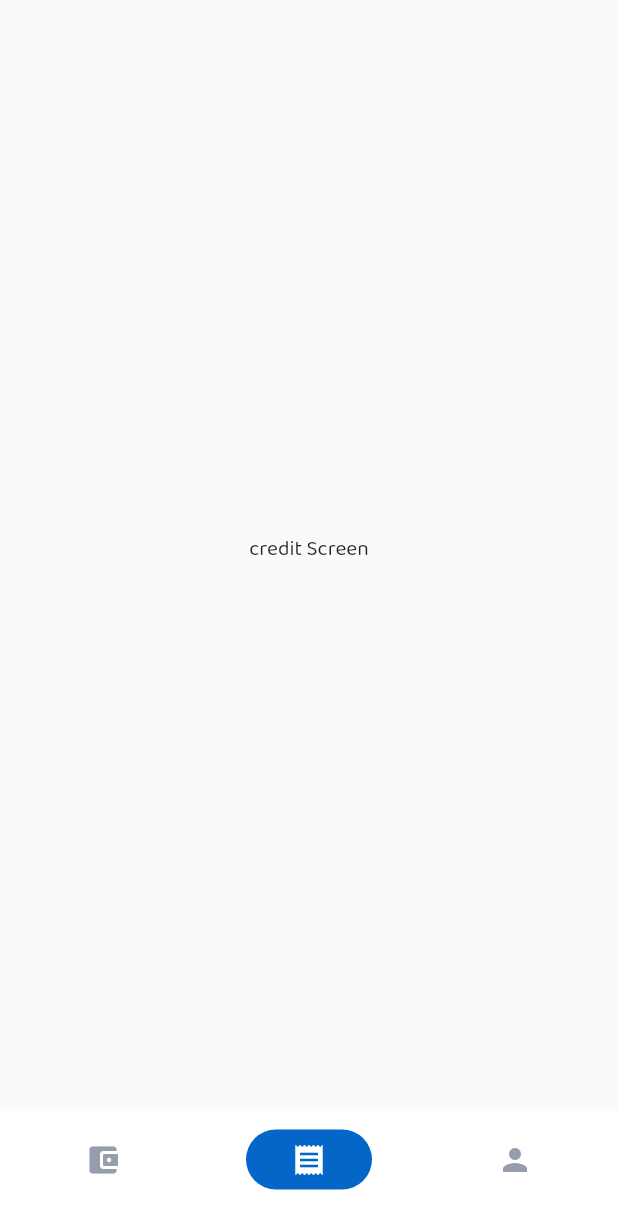
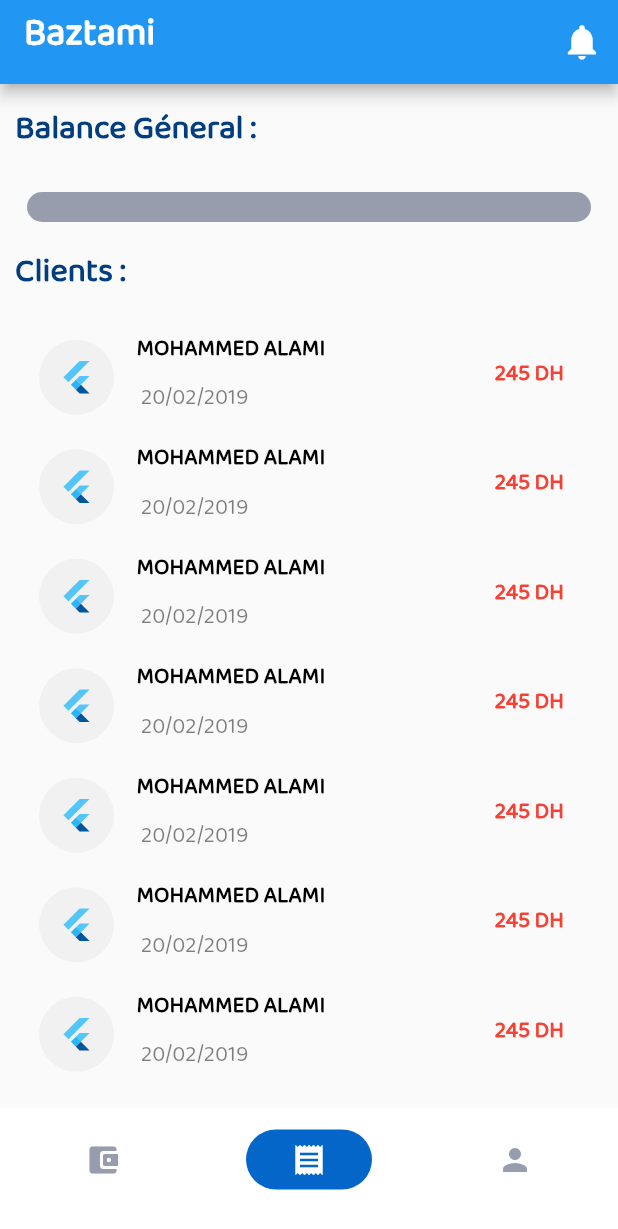
Before and after one commit to ElMehdiEchchad/Baztami-App-Flutter, a Flutter app: the screen it shows once a user with an empty profile is signed in, item 2 of the bottom bar chosen, on a phone screen of 412 x 824 dp. Shown: the top 1229 px of the screen. Run offline on Flutter 3.47's test engine with Material 2 defaults, Android fonts, the phone set to English and light mode, and no system bars; our stand-ins replace firebase_auth, firebase_core, intl_phone_number_input; accounts and stored records are empty; statements that could not run were skipped.

Commit message:
create credit screeen

```diff
--- a/lib/screens/credit_screen.dart
+++ b/lib/screens/credit_screen.dart
@@ -1,3 +1,6 @@
+import 'package:baztami_app_flutter/config/palette.dart';
+import 'package:baztami_app_flutter/config/styles.dart';
+import 'package:baztami_app_flutter/widgets/custom_appBar.dart';
 import 'package:flutter/material.dart';
 
 class CreditScreen extends StatefulWidget {
@@ -11,7 +14,139 @@ class _CreditScreenState extends State<CreditScreen> {
   @override
   Widget build(BuildContext context) {
     return Scaffold(
-      body: Center(child: Text("credit Screen")),
+      appBar: CustomAppBar(appBarTitle: "Baztami"),
+      body: Container(
+        padding: EdgeInsets.only(left: 10, right: 10, top: 10),
+        child :Column(
+          crossAxisAlignment: CrossAxisAlignment.center,
+          children: [
+            Row(children: [
+              Text(
+                "Balance Géneral :",
+                style: Styles.headingStyle,
+                textAlign: TextAlign.start,
+              ),],) ,
+            SizedBox(
+              height: 5,
+            ),
+            SingleChildScrollView(
+              scrollDirection: Axis.vertical,
+              child: Container(
+                margin: const EdgeInsets.all(8),
+                padding: const EdgeInsets.all(10),
+                decoration: BoxDecoration(
+                  color: Palette.grey1Color,
+                  borderRadius: BorderRadius.circular(10),
+                ),),
+            ),
+            SizedBox(
+              height: 5,
+            ),
+            Row(
+              children: [
+                Text(
+                  "Clients :",
+                  style: Styles.headingStyle,
+                  textAlign: TextAlign.start,
+                ),
+              ],
+            ),
+            SizedBox(
+              height: 5,
+            ),
+
+         Container(
+           height: 500,
+           child: ListView.builder(
+           scrollDirection: Axis.vertical,
+          padding: EdgeInsets.only(left:16 , right:6),
+          itemCount:7 ,
+            itemBuilder:(context,index){
+               return creditcard();
+             }
+           )
+         )
+
+
+          ],
+        )
+      ),
     );
   }
 }
+
+
+class creditcard extends StatefulWidget {
+
+
+  @override
+  _creditcardState createState() => _creditcardState();
+}
+
+class _creditcardState extends State<creditcard> {
+  @override
+  Widget build(BuildContext context) {
+    return    Row(
+      // mainAxisAlignment: MainAxisAlignment.spaceAround,
+      children: [
+        Container(
+          width: 50,
+          height: 50,
+          decoration: BoxDecoration(
+              color: Colors.grey.withOpacity(0.1) ,
+              shape :BoxShape.circle
+          ),
+          child: Center(
+            child: FlutterLogo(),
+          ),
+        ),
+        SizedBox(
+          width: 15,
+        ),
+        Container(
+          child: Column(
+            crossAxisAlignment: CrossAxisAlignment.start,
+            children: [
+              Text(
+                "MOHAMMED ALAMI",
+                style: TextStyle(
+                    fontSize : 15 ,
+                    color : Colors.black,
+                    fontWeight: FontWeight.bold
+                ),
+              ),
+              Text(
+                " 20/02/2019",
+                style: TextStyle(
+                    fontSize : 15,
+                    color : Colors.black.withOpacity(0.5),
+                    fontWeight: FontWeight.w200
+                ),
+              ),
+
+            ],
+          ),
+        ),
+        Spacer(),
+        Padding(
+          padding: const EdgeInsets.all(20.0),
+          child: Container(
+            child: Row(
+              mainAxisAlignment: MainAxisAlignment.end,
+              children: [
+                Text(
+                  " 245 DH",
+                  style: TextStyle(
+                      fontSize : 15,
+                      color : Colors.red,
+                      fontWeight: FontWeight.w600
+                  ),
+                ),
+              ],
+            ),
+          ),
+        )
+      ],
+    );
+  }
+}
```
